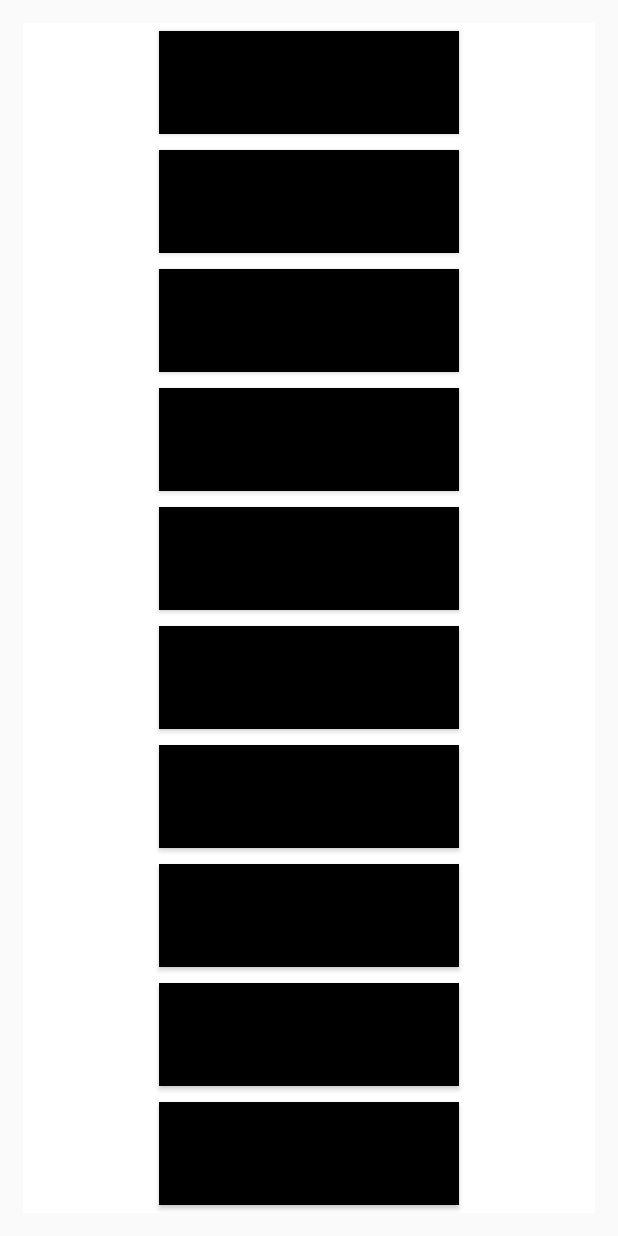
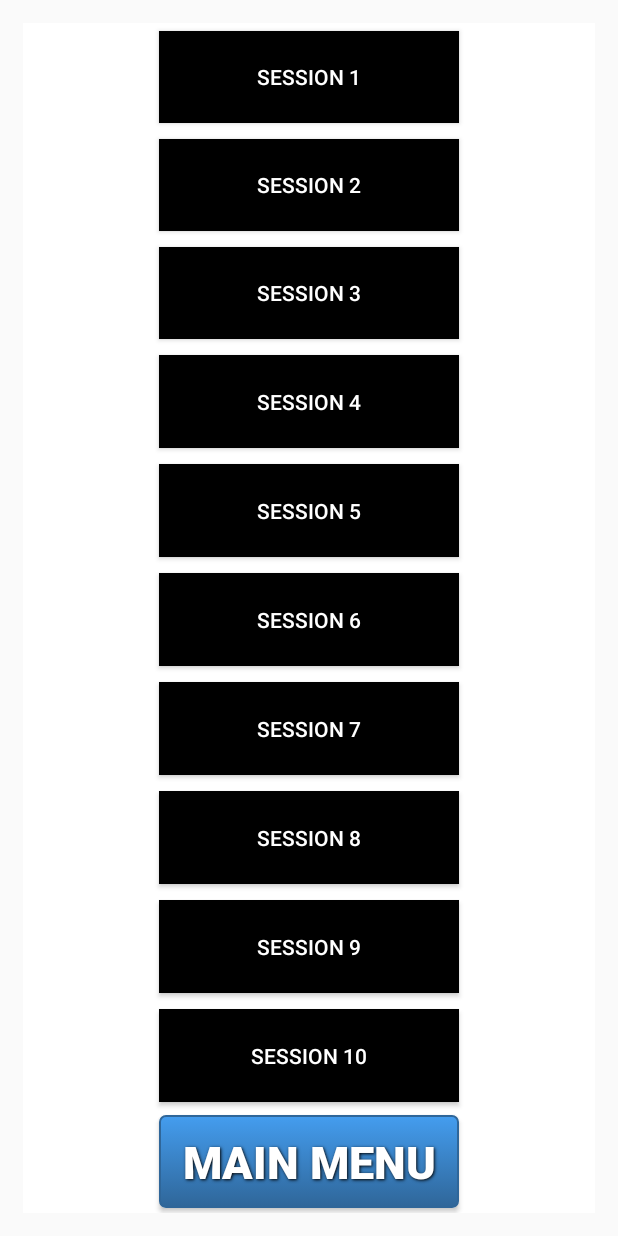
Before and after one commit to jonaslhc/M3, an Android app: the MeditationMenuFragment screen opened directly, with no data from a screen before it, on a phone screen of 412 x 824 dp. Run offline under Robolectric (Android 15) with nearby library versions, the light colour scheme and no system bars.

Commit message:
Add route back to menuactivity

```diff
--- a/app/src/main/res/layout/fragment_start_meditation.xml
+++ b/app/src/main/res/layout/fragment_start_meditation.xml
@@ -12,6 +12,7 @@
         android:background="@color/Black"
         android:padding="5dp"
         android:textColor="@color/White"
+        android:text="Session 1"
         android:layout_margin="5dp"
         android:layout_gravity="center"
         android:layout_weight="1" />
@@ -24,7 +25,8 @@
         android:textColor="@color/White"
         android:layout_margin="5dp"
         android:layout_gravity="center"
-        android:layout_weight="1" />
+        android:layout_weight="1"
+        android:text="Session 2"/>
     <Button
         android:id="@+id/b_med3"
         android:layout_width="@dimen/button"
@@ -34,7 +36,8 @@
         android:textColor="@color/White"
         android:layout_margin="5dp"
         android:layout_gravity="center"
-        android:layout_weight="1" />
+        android:layout_weight="1"
+        android:text="Session 3"/>
     <Button
         android:id="@+id/b_med4"
         android:layout_width="@dimen/button"
@@ -44,7 +47,8 @@
         android:textColor="@color/White"
         android:layout_margin="5dp"
         android:layout_gravity="center"
-        android:layout_weight="1" />
+        android:layout_weight="1"
+        android:text="Session 4"/>
     <Button
         android:id="@+id/b_med5"
         android:layout_width="@dimen/button"
@@ -54,7 +58,8 @@
         android:textColor="@color/White"
         android:layout_margin="5dp"
         android:layout_gravity="center"
-        android:layout_weight="1" />
+        android:layout_weight="1"
+        android:text="Session 5"/>
     <Button
         android:id="@+id/b_med6"
         android:layout_width="@dimen/button"
@@ -64,7 +69,8 @@
         android:textColor="@color/White"
         android:layout_margin="5dp"
         android:layout_gravity="center"
-        android:layout_weight="1" />
+        android:layout_weight="1"
+        android:text="Session 6"/>
     <Button
         android:id="@+id/b_med7"
         android:layout_width="@dimen/button"
@@ -74,7 +80,8 @@
         android:textColor="@color/White"
         android:layout_margin="5dp"
         android:layout_gravity="center"
-        android:layout_weight="1" />
+        android:layout_weight="1"
+        android:text="Session 7"/>
     <Button
         android:id="@+id/b_med8"
         android:layout_width="@dimen/button"
@@ -84,7 +91,8 @@
         android:textColor="@color/White"
         android:layout_margin="5dp"
         android:layout_gravity="center"
-        android:layout_weight="1" />
+        android:layout_weight="1"
+        android:text="Session 8"/>
     <Button
         android:id="@+id/b_med9"
         android:layout_width="@dimen/button"
@@ -94,7 +102,8 @@
         android:textColor="@color/White"
         android:layout_margin="5dp"
         android:layout_gravity="center"
-        android:layout_weight="1" />
+        android:layout_weight="1"
+        android:text="Session 9"/>
     <Button
         android:id="@+id/b_med10"
         android:layout_width="@dimen/button"
@@ -104,5 +113,18 @@
         android:textColor="@color/White"
         android:layout_margin="5dp"
         android:layout_gravity="center"
-        android:layout_weight="1" />
+        android:layout_weight="1"
+        android:text="Session 10"/>
+    <Button
+        android:id="@+id/back_to_menu"
+        android:layout_width="200dp"
+        android:layout_height="wrap_content"
+        android:text="Main Menu"
+        android:layout_gravity="center"
+        android:textColor="@color/White"
+        android:layout_weight="1"
+        android:onClick="Back"
+        android:background="@drawable/blue_button"
+        style="@style/ButtonText"/>
+
 </LinearLayout>
```
